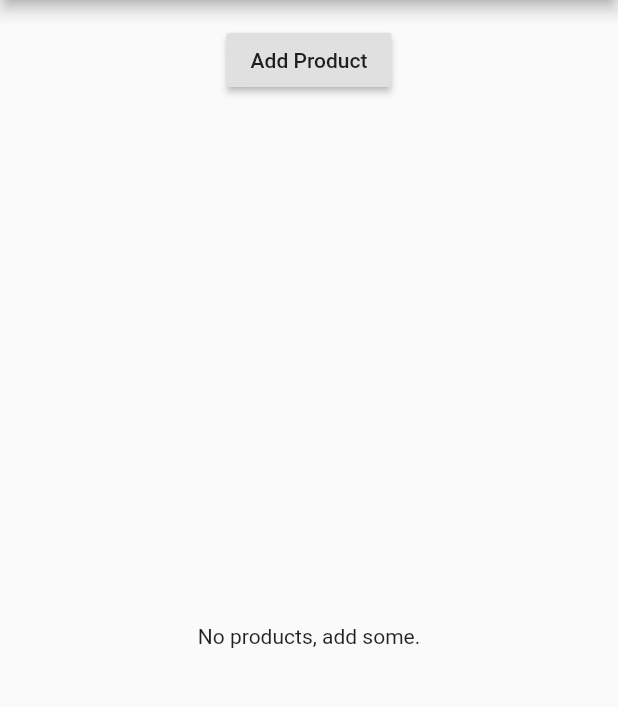
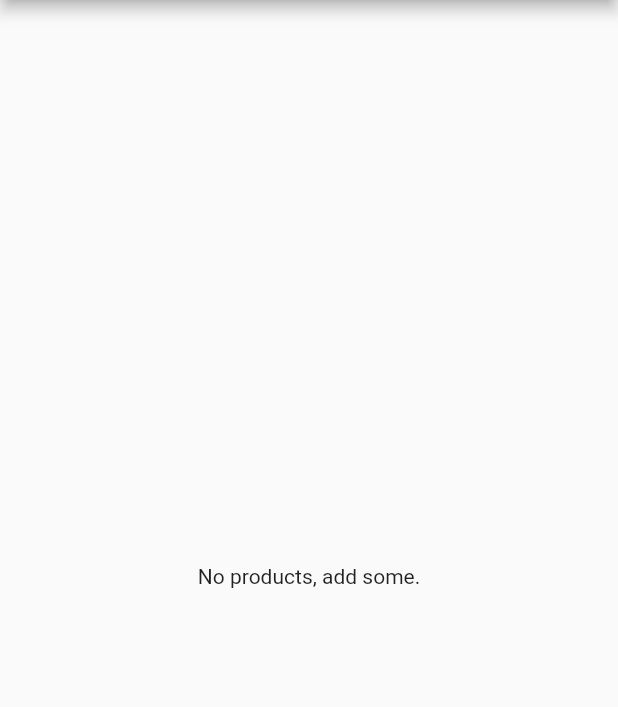
Before and after one commit to TavinHlungwani/flutter-easy-list, a Flutter app: the screen it shows after launch, on a phone screen of 412 x 824 dp, the part 84-791 px from its top. Run offline on Flutter 3.47's test engine with Material 2 defaults, Android fonts, the phone set to English and light mode, and no system bars.

Commit message:
saving user input using a form

```diff
--- a/lib/main.dart
+++ b/lib/main.dart
@@ -17,9 +17,9 @@ class MyApp extends StatefulWidget {
 }
 
 class _MyAppState extends State<MyApp> {
-  final List<Map<String,String>> _products = [];
+  final List<Map<String,dynamic>> _products = [];
 
-  void _addProduct(Map<String,String> product) {
+  void _addProduct(Map<String,dynamic> product) {
     setState(() {
       _products.add(product);
     });
@@ -43,8 +43,8 @@ class _MyAppState extends State<MyApp> {
       ),
       // home: AuthPage(),
       routes: {
-        '/' : (BuildContext context) => ProductsPage(_products,_addProduct, _deleteProduct), //(/ route) is for home page
-        'products/admin' : (BuildContext context)=>ProductAdminPage(),
+        '/' : (BuildContext context) => ProductsPage(_products), //(/ route) is for home page
+        'products/admin' : (BuildContext context)=>ProductAdminPage(_addProduct, _deleteProduct),
       },
       onGenerateRoute: (RouteSettings settings) {
         List<String> pathElements = settings.name.split('/');
@@ -61,7 +61,7 @@ class _MyAppState extends State<MyApp> {
         return null;
       },
       onUnknownRoute: (RouteSettings settings){
-        return MaterialPageRoute(builder: (BuildContext context)=> ProductsPage(_products,_addProduct, _deleteProduct));
+        return MaterialPageRoute(builder: (BuildContext context)=> ProductsPage(_products));
       },
     );
   }
--- a/lib/pages/product.dart
+++ b/lib/pages/product.dart
@@ -2,7 +2,7 @@ import 'package:flutter/material.dart';
 import 'dart:async';
 
 class ProductPage extends StatelessWidget {
-  final Map<String,String> product;
+  final Map<String,dynamic> product;
 
   ProductPage({this.product});
 
--- a/lib/pages/products.dart
+++ b/lib/pages/products.dart
@@ -4,11 +4,9 @@ import '../products_manager.dart';
 import './product_admin.dart';
 
 class ProductsPage extends StatelessWidget {
-  final List<Map<String,String>> products;
-  final Function addProduct;
-  final Function deleteProduct;
+  final List<Map<String,dynamic>> products;
 
-  ProductsPage(this.products, this.addProduct, this.deleteProduct);
+  ProductsPage(this.products);
 
   @override
     Widget build(BuildContext context) {
@@ -33,7 +31,7 @@ class ProductsPage extends StatelessWidget {
           title: Text('Listing'),
 
         ),
-        body: ProductsManager(products, addProduct, deleteProduct)
+        body: ProductsManager(products)
       );
     }
 }
--- a/lib/product_control.dart
+++ /dev/null
@@ -1,19 +0,0 @@
-import 'package:flutter/material.dart';
-
-class ProductControl extends StatelessWidget {
-  final Function addProduct;
-  ProductControl(this.addProduct);
-
-  @override
-  Widget build(BuildContext context) {
-    return Container(
-      margin: EdgeInsets.all(8.0),
-      child: RaisedButton(
-        onPressed: () {
-          addProduct({'title': 'Advanced Food Tester','imageUrl':'assets/food.jpg'});
-        },
-        child: Text('Add Product'),
-      ),
-    );
-  }
-}
--- a/lib/products.dart
+++ b/lib/products.dart
@@ -1,12 +1,9 @@
 import 'package:flutter/material.dart';
 
-import './pages/product.dart';
+class Products extends StatelessWidget {
+  final List<Map<String,dynamic>> products;
 
-class Products extends StatelessWidget {
-  final List<Map<String,String>> products;
-  final Function deleteProduct;
-
-  Products({this.products, this.deleteProduct});
+  Products({this.products});
 
   Widget _buildProductItem(BuildContext context, int index) {
     return Card(
@@ -19,11 +16,7 @@ class Products extends StatelessWidget {
             children: <Widget>[
               FlatButton(
                 child: Text('Details'),
-                onPressed: () => Navigator.pushNamed<bool>(context,'/products/' + index.toString()).then((bool value){
-                  if(value) {
-                    this.deleteProduct(index);
-                  }
-                }),
+                onPressed: () => Navigator.pushNamed<bool>(context,'/products/' + index.toString()),
               )
             ],
           )
--- a/lib/products_manager.dart
+++ b/lib/products_manager.dart
@@ -1,25 +1,18 @@
 import 'package:flutter/material.dart';
 
 import 'package:ebay_copy/products.dart';
-import './product_control.dart';
 
 class ProductsManager extends StatelessWidget {
-  final List<Map<String,String>> products;
-  final Function addProduct;
-  final Function deleteProduct;
+  final List<Map<String,dynamic>> products;
 
-  ProductsManager(this.products, this.addProduct, this.deleteProduct);
+  ProductsManager(this.products);
 
   @override
   Widget build(BuildContext context) {
     return Column(
       children: <Widget>[
-        Container(
-          margin: EdgeInsets.all(8.0),
-          child: ProductControl(addProduct),
-        ),
         Expanded(
-          child: Products(products:products, deleteProduct: deleteProduct))
+          child: Products(products:products))
       ],
     );
   }
```
Also changed, not shown: lib/pages/product_admin.dart (+6 -2 lines), lib/pages/product_create.dart (+18 -1 lines).
